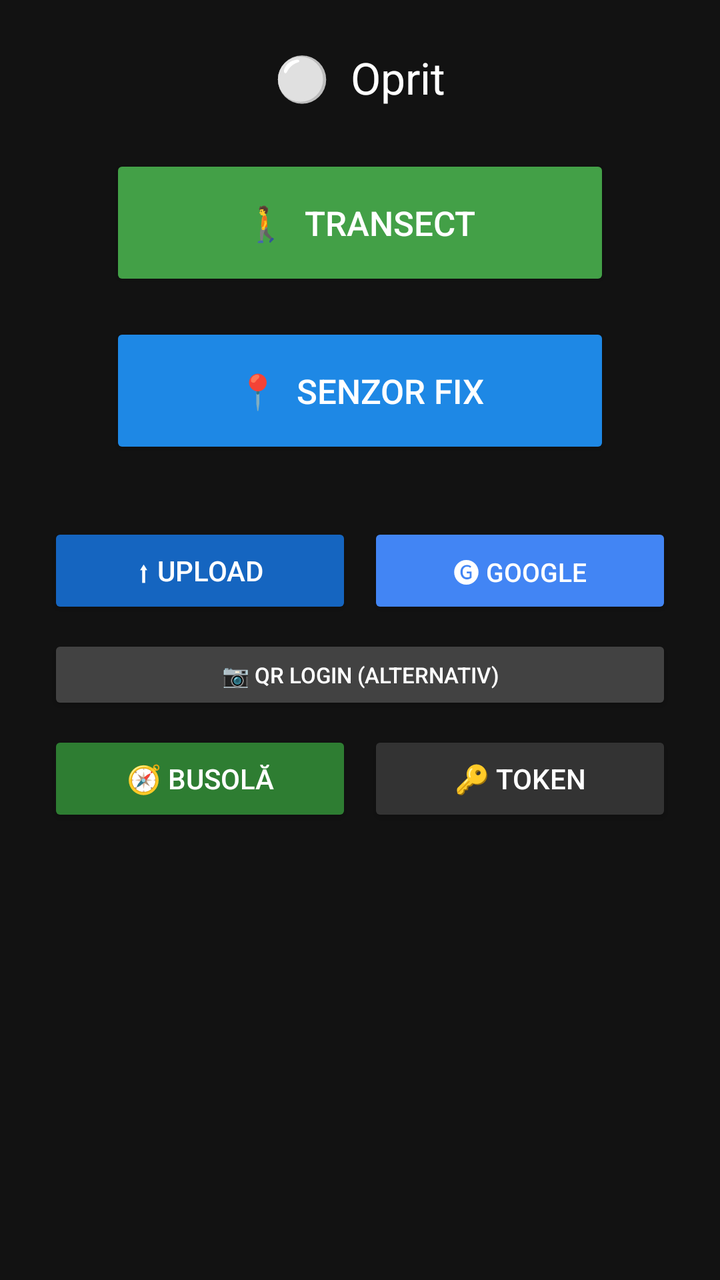
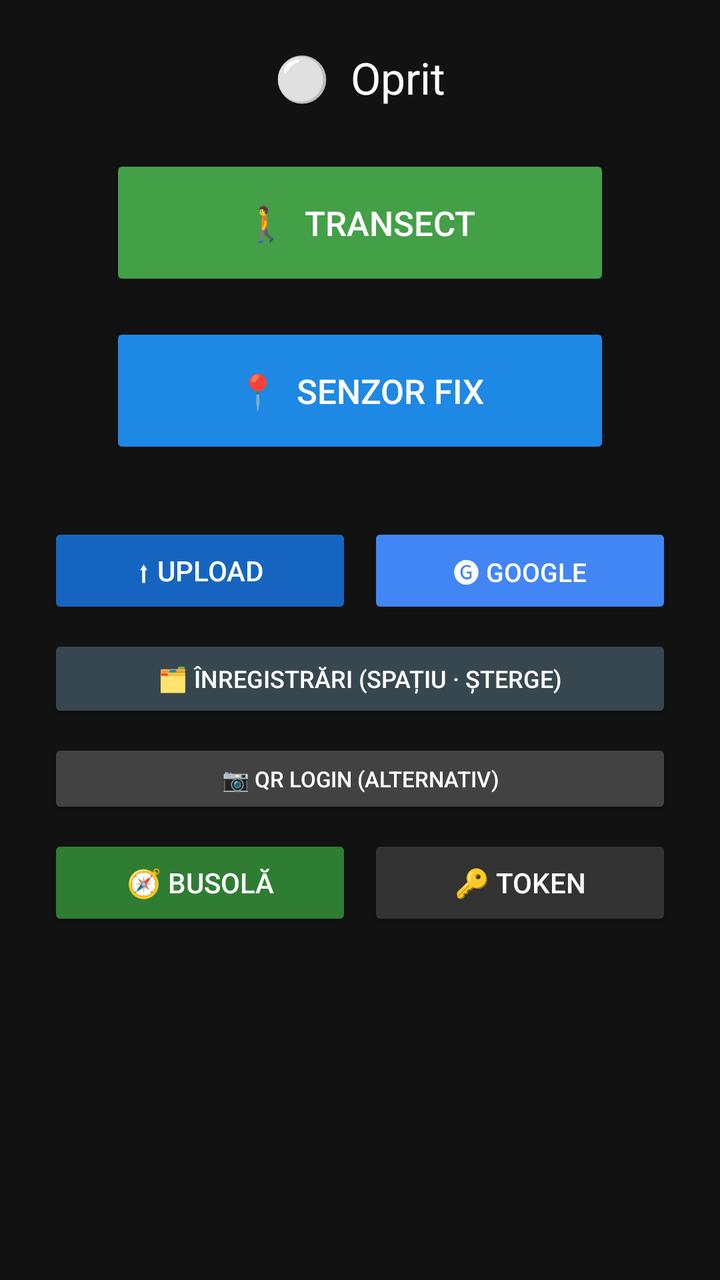

Two renders of the same Android screen: before a commit and after it. Below are the layout's source before the change and the commit's diff.
<!-- AndroidManifest.xml: application theme Theme.AppCompat.DayNight.NoActionBar -->
<!-- res/layout/activity_main.xml -->
<?xml version="1.0" encoding="utf-8"?>
<LinearLayout xmlns:android="http://schemas.android.com/apk/res/android"
    android:layout_width="match_parent"
    android:layout_height="match_parent"
    android:orientation="vertical"
    android:gravity="center_horizontal"
    android:padding="24dp"
    android:background="#121212">

    <TextView
        android:id="@+id/tvStatus"
        android:layout_width="wrap_content"
        android:layout_height="wrap_content"
        android:text="⚪  Oprit"
        android:textSize="22sp"
        android:textColor="#FFFFFF"
        android:layout_marginBottom="24dp"/>

    
    <Button
        android:id="@+id/btnStartStop"
        android:layout_width="160dp"
        android:layout_height="160dp"
        android:text="⏹  STOP"
        android:textSize="18sp"
        android:textColor="#FFFFFF"
        android:visibility="gone"
        android:layout_marginBottom="32dp"/>

    
    <LinearLayout
        android:id="@+id/startButtonsRow"
        android:layout_width="wrap_content"
        android:layout_height="wrap_content"
        android:orientation="vertical"
        android:gravity="center"
        android:layout_marginBottom="32dp">

        <Button
            android:id="@+id/btnTransect"
            android:layout_width="250dp"
            android:layout_height="68dp"
            android:text="🚶  TRANSECT"
            android:textSize="17sp"
            android:textColor="#FFFFFF"
            android:backgroundTint="#43A047"
            android:layout_marginBottom="16dp"/>

        <Button
            android:id="@+id/btnFixedSensor"
            android:layout_width="250dp"
            android:layout_height="68dp"
            android:text="📍  SENZOR FIX"
            android:textSize="17sp"
            android:textColor="#FFFFFF"
            android:backgroundTint="#1E88E5"/>
    </LinearLayout>

    <LinearLayout
        android:layout_width="match_parent"
        android:layout_height="wrap_content"
        android:orientation="horizontal"
        android:gravity="center"
        android:layout_marginBottom="8dp">

        <Button
            android:id="@+id/btnUpload"
            android:layout_width="0dp"
            android:layout_height="48dp"
            android:layout_weight="1"
            android:text="⬆ UPLOAD"
            android:textSize="14sp"
            android:textColor="#FFFFFF"
            android:backgroundTint="#1565C0"
            android:layout_marginEnd="8dp"/>

        <Button
            android:id="@+id/btnGoogleLogin"
            android:layout_width="0dp"
            android:layout_height="48dp"
            android:layout_weight="1"
            android:text="🅖 GOOGLE"
            android:textSize="13sp"
            android:textColor="#FFFFFF"
            android:backgroundTint="#4285F4"/>

    </LinearLayout>

    <LinearLayout
        android:layout_width="match_parent"
        android:layout_height="wrap_content"
        android:orientation="horizontal"
        android:gravity="center"
        android:layout_marginBottom="8dp">

        <Button
            android:id="@+id/btnQrAuth"
            android:layout_width="0dp"
            android:layout_height="40dp"
            android:layout_weight="1"
            android:text="📷 QR LOGIN (alternativ)"
            android:textSize="11sp"
            android:textColor="#FFFFFF"
            android:backgroundTint="#424242"/>

    </LinearLayout>

    <LinearLayout
        android:layout_width="match_parent"
        android:layout_height="wrap_content"
        android:orientation="horizontal"
        android:gravity="center"
        android:layout_marginBottom="12dp">

        <Button
            android:id="@+id/btnCompass"
            android:layout_width="0dp"
            android:layout_height="48dp"
            android:layout_weight="1"
            android:text="🧭 BUSOLĂ"
            android:textSize="14sp"
            android:textColor="#FFFFFF"
            android:backgroundTint="#2E7D32"
            android:layout_marginEnd="8dp"/>

        <Button
            android:id="@+id/btnSetToken"
            android:layout_width="0dp"
            android:layout_height="48dp"
            android:layout_weight="1"
            android:text="🔑 TOKEN"
            android:textSize="14sp"
            android:textColor="#FFFFFF"
            android:backgroundTint="#333333"/>

    </LinearLayout>

    <TextView
        android:id="@+id/tvUploadStatus"
        android:layout_width="match_parent"
        android:layout_height="wrap_content"
        android:text=""
        android:textSize="12sp"
        android:textColor="#90CAF9"
        android:gravity="center"
        android:lineSpacingExtra="3dp"
        android:layout_marginBottom="16dp"/>

    <TextView
        android:id="@+id/tvPath"
        android:layout_width="match_parent"
        android:layout_height="wrap_content"
        android:text=""
        android:textSize="10sp"
        android:textColor="#555555"
        android:gravity="center"
        android:lineSpacingExtra="3dp"/>

</LinearLayout>
<!-- resources referenced by this layout -->
<resources>

</resources>

<!-- the commit's change to res/layout/activity_main.xml (unified diff, before → after) -->
@@ -94,6 +94,25 @@
         android:layout_marginBottom="8dp">
 
         <Button
+            android:id="@+id/btnRecordings"
+            android:layout_width="0dp"
+            android:layout_height="44dp"
+            android:layout_weight="1"
+            android:text="🗂 ÎNREGISTRĂRI (spațiu · șterge)"
+            android:textSize="12sp"
+            android:textColor="#FFFFFF"
+            android:backgroundTint="#37474F"/>
+
+    </LinearLayout>
+
+    <LinearLayout
+        android:layout_width="match_parent"
+        android:layout_height="wrap_content"
+        android:orientation="horizontal"
+        android:gravity="center"
+        android:layout_marginBottom="8dp">
+
+        <Button
             android:id="@+id/btnQrAuth"
             android:layout_width="0dp"
             android:layout_height="40dp"
